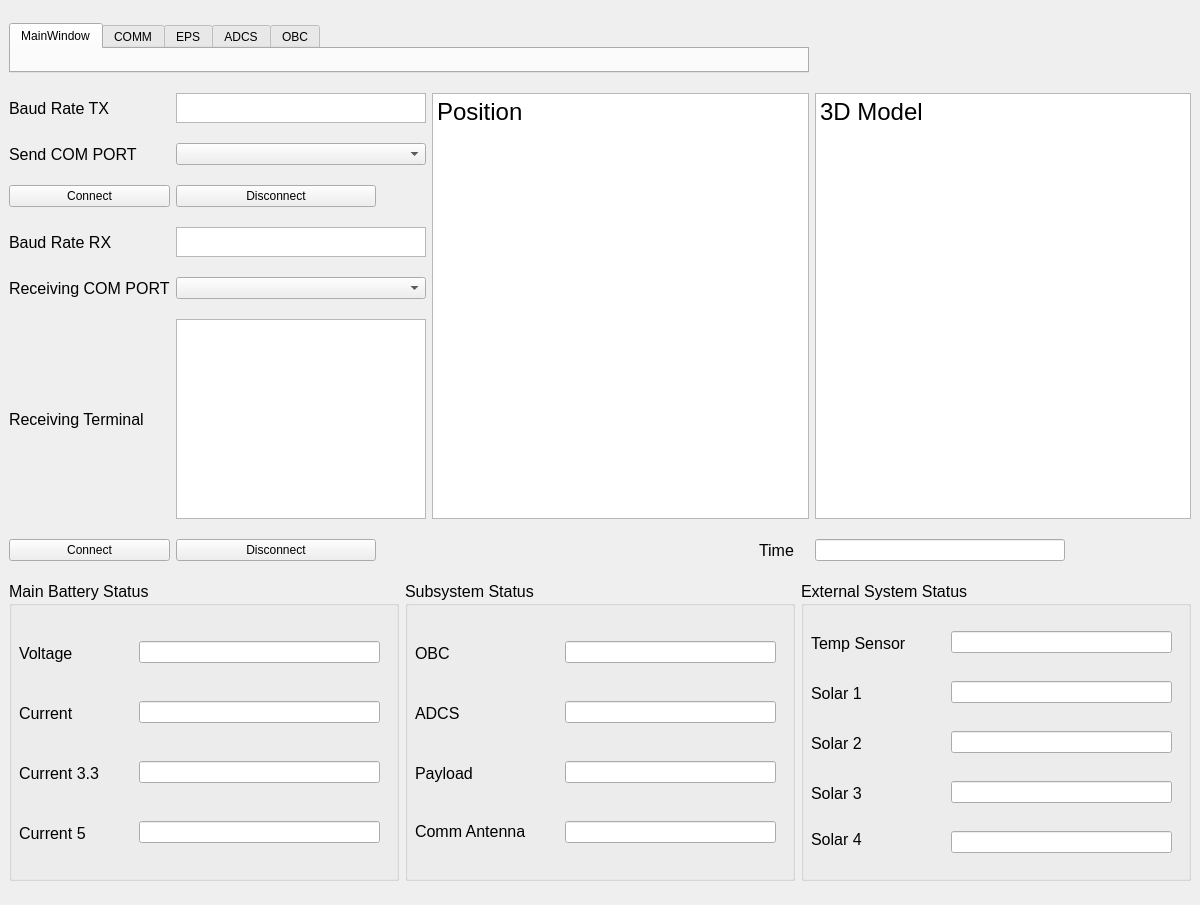
Old version of the form MainTab.ui in the repository omarabdelghany2/CubeSat_GUI.
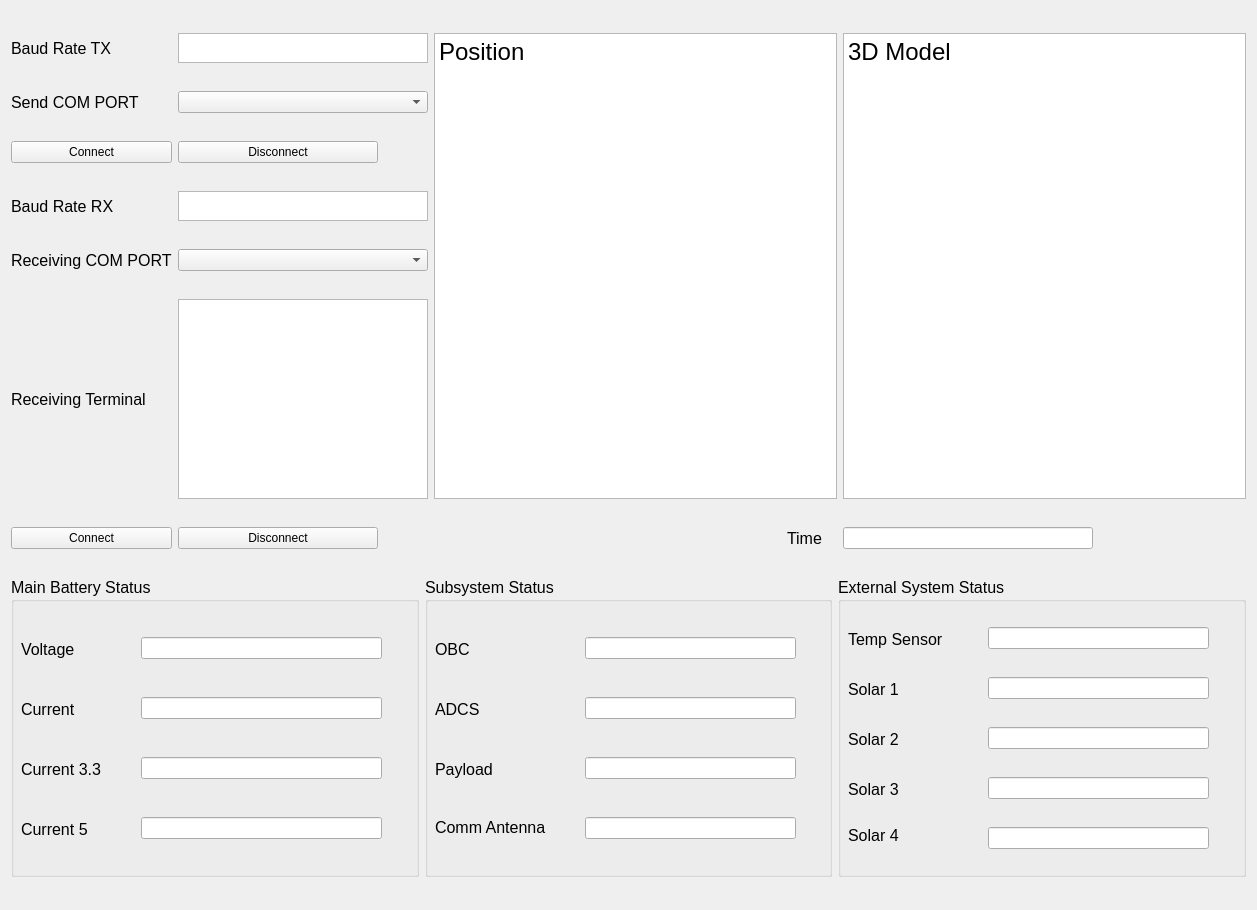
New version of the form.

Commit message: changed the gui to be tab widgets and created only one main window form mainwindow.py file then cleaned

```diff
--- a/MainTab.ui
+++ b/MainTab.ui
@@ -1,27 +1,66 @@
 <?xml version="1.0" encoding="UTF-8"?>
 <ui version="4.0">
- <class>MainWindow</class>
- <widget class="QMainWindow" name="MainWindow">
+ <class>Form</class>
+ <widget class="QWidget" name="Form">
   <property name="geometry">
    <rect>
     <x>0</x>
     <y>0</y>
-    <width>1200</width>
-    <height>905</height>
+    <width>1257</width>
+    <height>910</height>
    </rect>
   </property>
   <property name="windowTitle">
    <string>MainWindow</string>
   </property>
-  <property name="iconSize">
-   <size>
-    <width>20</width>
-    <height>30</height>
-   </size>
-  </property>
-  <widget class="QWidget" name="centralwidget">
    <layout class="QGridLayout" name="gridLayout">
-    <item row="1" column="3" rowspan="6">
+   <item row="0" column="0">
+    <widget class="QLabel" name="BaudRateTX_label">
+     <property name="font">
+      <font>
+       <pointsize>12</pointsize>
+      </font>
+     </property>
+     <property name="layoutDirection">
+      <enum>Qt::LeftToRight</enum>
+     </property>
+     <property name="midLineWidth">
+      <number>0</number>
+     </property>
+     <property name="text">
+      <string>Baud Rate TX</string>
+     </property>
+    </widget>
+   </item>
+   <item row="0" column="1">
+    <widget class="QTextEdit" name="BaudRateTX_TextEdit">
+     <property name="maximumSize">
+      <size>
+       <width>250</width>
+       <height>30</height>
+      </size>
+     </property>
+    </widget>
+   </item>
+   <item row="0" column="2" rowspan="6">
+    <widget class="QTextEdit" name="Position_textEdit">
+     <property name="maximumSize">
+      <size>
+       <width>16777215</width>
+       <height>600</height>
+      </size>
+     </property>
+     <property name="html">
+      <string>&lt;!DOCTYPE HTML PUBLIC &quot;-//W3C//DTD HTML 4.0//EN&quot; &quot;http://www.w3.org/TR/REC-html40/strict.dtd&quot;&gt;
+&lt;html&gt;&lt;head&gt;&lt;meta name=&quot;qrichtext&quot; content=&quot;1&quot; /&gt;&lt;style type=&quot;text/css&quot;&gt;
+p, li { white-space: pre-wrap; }
+&lt;/style&gt;&lt;/head&gt;&lt;body style=&quot; font-family:'MS Shell Dlg 2'; font-size:7.8pt; font-weight:400; font-style:normal;&quot;&gt;
+&lt;p style=&quot; margin-top:0px; margin-bottom:0px; margin-left:0px; margin-right:0px; -qt-block-indent:0; text-indent:0px;&quot;&gt;&lt;span style=&quot; font-size:18pt;&quot;&gt;Position&lt;/span&gt;&lt;/p&gt;
+&lt;p style=&quot;-qt-paragraph-type:empty; margin-top:0px; margin-bottom:0px; margin-left:0px; margin-right:0px; -qt-block-indent:0; text-indent:0px; font-size:18pt;&quot;&gt;&lt;br /&gt;&lt;/p&gt;&lt;/body&gt;&lt;/html&gt;</string>
+     </property>
+    </widget>
+   </item>
+   <item row="0" column="3" rowspan="6">
      <widget class="QTextEdit" name="Model_textEdit">
       <property name="maximumSize">
        <size>
@@ -39,7 +78,48 @@
       </property>
      </widget>
     </item>
-    <item row="3" column="1">
+   <item row="1" column="0">
+    <widget class="QLabel" name="SendingComPort_label">
+     <property name="font">
+      <font>
+       <pointsize>12</pointsize>
+      </font>
+     </property>
+     <property name="layoutDirection">
+      <enum>Qt::LeftToRight</enum>
+     </property>
+     <property name="midLineWidth">
+      <number>0</number>
+     </property>
+     <property name="text">
+      <string>Send COM PORT</string>
+     </property>
+    </widget>
+   </item>
+   <item row="1" column="1">
+    <widget class="QComboBox" name="SendingComPort_comboBox">
+     <property name="maximumSize">
+      <size>
+       <width>250</width>
+       <height>16777215</height>
+      </size>
+     </property>
+    </widget>
+   </item>
+   <item row="2" column="0">
+    <widget class="QPushButton" name="Sending_Connect_pushButton">
+     <property name="maximumSize">
+      <size>
+       <width>200</width>
+       <height>16777215</height>
+      </size>
+     </property>
+     <property name="text">
+      <string>Connect</string>
+     </property>
+    </widget>
+   </item>
+   <item row="2" column="1">
      <widget class="QPushButton" name="Sending_Disconnect_pushButton">
       <property name="maximumSize">
        <size>
@@ -52,7 +132,7 @@
       </property>
      </widget>
     </item>
-    <item row="4" column="0">
+   <item row="3" column="0">
      <widget class="QLabel" name="BaudRateRX_label">
       <property name="font">
        <font>
@@ -64,7 +144,17 @@
       </property>
      </widget>
     </item>
-    <item row="5" column="0">
+   <item row="3" column="1">
+    <widget class="QTextEdit" name="BaudRateRX_TextEdit">
+     <property name="maximumSize">
+      <size>
+       <width>250</width>
+       <height>30</height>
+      </size>
+     </property>
+    </widget>
+   </item>
+   <item row="4" column="0">
      <widget class="QLabel" name="ReceivingComPort_label">
       <property name="font">
        <font>
@@ -83,16 +173,6 @@
      </widget>
     </item>
     <item row="4" column="1">
-     <widget class="QTextEdit" name="BaudRateRX_TextEdit">
-      <property name="maximumSize">
-       <size>
-        <width>250</width>
-        <height>30</height>
-       </size>
-      </property>
-     </widget>
-    </item>
-    <item row="5" column="1">
      <widget class="QComboBox" name="ReceivingComPort_comboBox">
       <property name="maximumSize">
        <size>
@@ -102,7 +182,29 @@
       </property>
      </widget>
     </item>
-    <item row="7" column="0">
+   <item row="5" column="0">
+    <widget class="QLabel" name="ReceivingTerminal_label">
+     <property name="font">
+      <font>
+       <pointsize>12</pointsize>
+      </font>
+     </property>
+     <property name="text">
+      <string>Receiving Terminal</string>
+     </property>
+    </widget>
+   </item>
+   <item row="5" column="1">
+    <widget class="QTextEdit" name="ReceivingWindow_textEdit">
+     <property name="maximumSize">
+      <size>
+       <width>250</width>
+       <height>200</height>
+      </size>
+     </property>
+    </widget>
+   </item>
+   <item row="6" column="0">
      <widget class="QPushButton" name="Receiving_Connect_pushButton">
       <property name="maximumSize">
        <size>
@@ -115,10 +217,60 @@
       </property>
      </widget>
     </item>
-    <item row="8" column="0" colspan="4">
-     <layout class="QHBoxLayout" name="horizontalLayout">
+   <item row="6" column="1">
+    <widget class="QPushButton" name="Receiving_Disconnect_pushButton">
+     <property name="maximumSize">
+      <size>
+       <width>200</width>
+       <height>16777215</height>
+      </size>
+     </property>
+     <property name="text">
+      <string>Disconnect</string>
+     </property>
+    </widget>
+   </item>
+   <item row="6" column="2">
+    <widget class="QLabel" name="Time_label">
+     <property name="maximumSize">
+      <size>
+       <width>50</width>
+       <height>16777215</height>
+      </size>
+     </property>
+     <property name="font">
+      <font>
+       <pointsize>12</pointsize>
+      </font>
+     </property>
+     <property name="toolTipDuration">
+      <number>-10</number>
+     </property>
+     <property name="layoutDirection">
+      <enum>Qt::RightToLeft</enum>
+     </property>
+     <property name="text">
+      <string>Time</string>
+     </property>
+    </widget>
+   </item>
+   <item row="6" column="3">
+    <widget class="QLineEdit" name="Time_LineEdit">
+     <property name="maximumSize">
+      <size>
+       <width>250</width>
+       <height>16777215</height>
+      </size>
+     </property>
+     <property name="readOnly">
+      <bool>false</bool>
+     </property>
+    </widget>
+   </item>
+   <item row="7" column="0" colspan="4">
+    <layout class="QHBoxLayout" name="horizontalLayout_3">
       <item>
-       <widget class="QGroupBox" name="MainBatteryStatus_groupBox">
+      <widget class="QGroupBox" name="MainBatteryStatus_groupBox_3">
         <property name="maximumSize">
          <size>
           <width>16777215</width>
@@ -260,7 +412,7 @@
        </widget>
       </item>
       <item>
-       <widget class="QGroupBox" name="SubsystemStatus_groupBox">
+      <widget class="QGroupBox" name="SubsystemStatus_groupBox_3">
         <property name="enabled">
          <bool>true</bool>
         </property>
@@ -400,7 +552,7 @@
        </widget>
       </item>
       <item>
-       <widget class="QGroupBox" name="ExternalSystemStatus_groupBox">
+      <widget class="QGroupBox" name="ExternalSystemStatus_groupBox_3">
         <property name="maximumSize">
          <size>
           <width>16777215</width>
@@ -569,215 +721,7 @@
       </item>
      </layout>
     </item>
-    <item row="7" column="1">
-     <widget class="QPushButton" name="Receiving_Disconnect_pushButton">
-      <property name="maximumSize">
-       <size>
-        <width>200</width>
-        <height>16777215</height>
-       </size>
-      </property>
-      <property name="text">
-       <string>Disconnect</string>
-      </property>
-     </widget>
-    </item>
-    <item row="6" column="1">
-     <widget class="QTextEdit" name="ReceivingWindow_textEdit">
-      <property name="maximumSize">
-       <size>
-        <width>250</width>
-        <height>200</height>
-       </size>
-      </property>
-     </widget>
-    </item>
-    <item row="6" column="0">
-     <widget class="QLabel" name="ReceivingTerminal_label">
-      <property name="font">
-       <font>
-        <pointsize>12</pointsize>
-       </font>
-      </property>
-      <property name="text">
-       <string>Receiving Terminal</string>
-      </property>
-     </widget>
-    </item>
-    <item row="3" column="0">
-     <widget class="QPushButton" name="Sending_Connect_pushButton">
-      <property name="maximumSize">
-       <size>
-        <width>200</width>
-        <height>16777215</height>
-       </size>
-      </property>
-      <property name="text">
-       <string>Connect</string>
-      </property>
-     </widget>
-    </item>
-    <item row="1" column="1">
-     <widget class="QTextEdit" name="BaudRateTX_TextEdit">
-      <property name="maximumSize">
-       <size>
-        <width>250</width>
-        <height>30</height>
-       </size>
-      </property>
-     </widget>
-    </item>
-    <item row="1" column="0">
-     <widget class="QLabel" name="BaudRateTX_label">
-      <property name="font">
-       <font>
-        <pointsize>12</pointsize>
-       </font>
-      </property>
-      <property name="layoutDirection">
-       <enum>Qt::LeftToRight</enum>
-      </property>
-      <property name="midLineWidth">
-       <number>0</number>
-      </property>
-      <property name="text">
-       <string>Baud Rate TX</string>
-      </property>
-     </widget>
-    </item>
-    <item row="2" column="0">
-     <widget class="QLabel" name="SendingComPort_label">
-      <property name="font">
-       <font>
-        <pointsize>12</pointsize>
-       </font>
-      </property>
-      <property name="layoutDirection">
-       <enum>Qt::LeftToRight</enum>
-      </property>
-      <property name="midLineWidth">
-       <number>0</number>
-      </property>
-      <property name="text">
-       <string>Send COM PORT</string>
-      </property>
-     </widget>
-    </item>
-    <item row="2" column="1">
-     <widget class="QComboBox" name="SendingComPort_comboBox">
-      <property name="maximumSize">
-       <size>
-        <width>250</width>
-        <height>16777215</height>
-       </size>
-      </property>
-     </widget>
-    </item>
-    <item row="7" column="2">
-     <widget class="QLabel" name="Time_label">
-      <property name="maximumSize">
-       <size>
-        <width>50</width>
-        <height>16777215</height>
-       </size>
-      </property>
-      <property name="font">
-       <font>
-        <pointsize>12</pointsize>
-       </font>
-      </property>
-      <property name="toolTipDuration">
-       <number>-10</number>
-      </property>
-      <property name="layoutDirection">
-       <enum>Qt::RightToLeft</enum>
-      </property>
-      <property name="text">
-       <string>Time</string>
-      </property>
-     </widget>
-    </item>
-    <item row="7" column="3">
-     <widget class="QLineEdit" name="Time_LineEdit">
-      <property name="maximumSize">
-       <size>
-        <width>250</width>
-        <height>16777215</height>
-       </size>
-      </property>
-      <property name="readOnly">
-       <bool>false</bool>
-      </property>
-     </widget>
-    </item>
-    <item row="1" column="2" rowspan="6">
-     <widget class="QTextEdit" name="Position_textEdit">
-      <property name="maximumSize">
-       <size>
-        <width>16777215</width>
-        <height>600</height>
-       </size>
-      </property>
-      <property name="html">
-       <string>&lt;!DOCTYPE HTML PUBLIC &quot;-//W3C//DTD HTML 4.0//EN&quot; &quot;http://www.w3.org/TR/REC-html40/strict.dtd&quot;&gt;
-&lt;html&gt;&lt;head&gt;&lt;meta name=&quot;qrichtext&quot; content=&quot;1&quot; /&gt;&lt;style type=&quot;text/css&quot;&gt;
-p, li { white-space: pre-wrap; }
-&lt;/style&gt;&lt;/head&gt;&lt;body style=&quot; font-family:'MS Shell Dlg 2'; font-size:7.8pt; font-weight:400; font-style:normal;&quot;&gt;
-&lt;p style=&quot; margin-top:0px; margin-bottom:0px; margin-left:0px; margin-right:0px; -qt-block-indent:0; text-indent:0px;&quot;&gt;&lt;span style=&quot; font-size:18pt;&quot;&gt;Position&lt;/span&gt;&lt;/p&gt;
-&lt;p style=&quot;-qt-paragraph-type:empty; margin-top:0px; margin-bottom:0px; margin-left:0px; margin-right:0px; -qt-block-indent:0; text-indent:0px; font-size:18pt;&quot;&gt;&lt;br /&gt;&lt;/p&gt;&lt;/body&gt;&lt;/html&gt;</string>
-      </property>
-     </widget>
-    </item>
-    <item row="0" column="0" colspan="3">
-     <widget class="QTabWidget" name="TabsBar">
-      <property name="maximumSize">
-       <size>
-        <width>16777215</width>
-        <height>50</height>
-       </size>
-      </property>
-      <property name="styleSheet">
-       <string notr="true">font: 10pt &quot;MS Shell Dlg 2&quot;;
-font: 20pt &quot;MS Shell Dlg 2&quot;;</string>
-      </property>
-      <property name="currentIndex">
-       <number>0</number>
-      </property>
-      <property name="iconSize">
-       <size>
-        <width>40</width>
-        <height>18</height>
-       </size>
-      </property>
-      <widget class="QWidget" name="Mainwindow_tab">
-       <attribute name="title">
-        <string>MainWindow</string>
-       </attribute>
-      </widget>
-      <widget class="QWidget" name="COMM_tab">
-       <attribute name="title">
-        <string>COMM</string>
-       </attribute>
-      </widget>
-      <widget class="QWidget" name="EPS_tab">
-       <attribute name="title">
-        <string>EPS</string>
-       </attribute>
-      </widget>
-      <widget class="QWidget" name="ADCS_tab">
-       <attribute name="title">
-        <string>ADCS</string>
-       </attribute>
-      </widget>
-      <widget class="QWidget" name="OBC_tab">
-       <attribute name="title">
-        <string>OBC</string>
-       </attribute>
-      </widget>
-     </widget>
-    </item>
-   </layout>
-  </widget>
+  </layout>
  </widget>
  <resources/>
  <connections/>
```
Left out of the diff: 54 changed lines with no effect on the pictures. Lines whose indentation alone changed are shown as unchanged. The commit also changes 33 other files.
